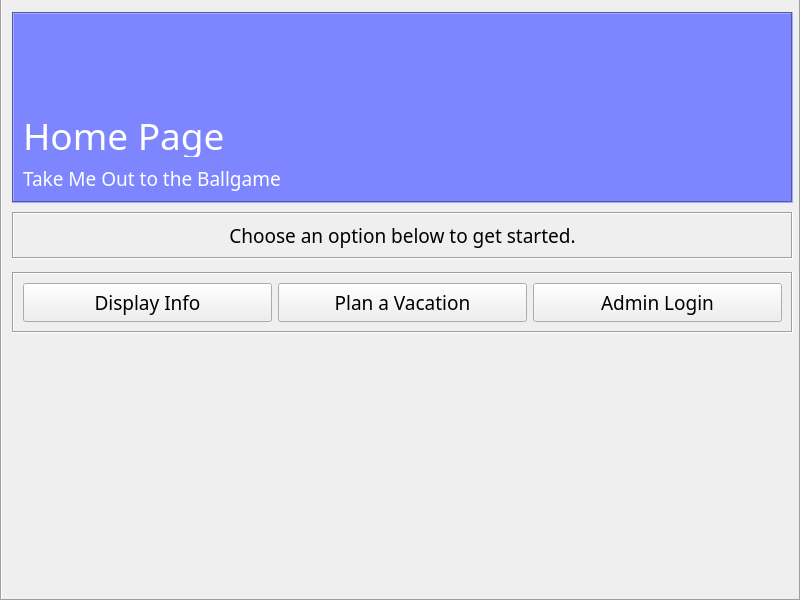
First picture: the form in mainwindow.ui, repository RSpeckles/Baseball, before the edit.
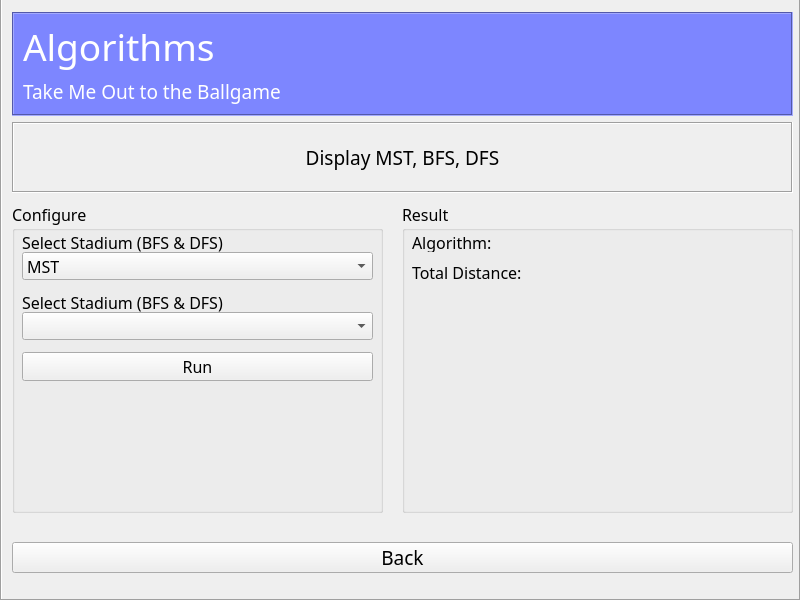
Second picture: the form after the edit. The open tabs and pages were chosen to show the change.

What changed in the file:
```diff
--- a/mainwindow.ui
+++ b/mainwindow.ui
@@ -288,6 +288,345 @@
       </layout>
      </widget>
     </widget>
+    <widget class="QWidget" name="algorithm">
+     <widget class="QGroupBox" name="groupPlanColleges_2">
+      <property name="geometry">
+       <rect>
+        <x>10</x>
+        <y>220</y>
+        <width>371</width>
+        <height>311</height>
+       </rect>
+      </property>
+      <property name="font">
+       <font>
+        <family>Bahnschrift</family>
+        <pointsize>12</pointsize>
+        <bold>false</bold>
+       </font>
+      </property>
+      <property name="title">
+       <string>Configure</string>
+      </property>
+      <widget class="QComboBox" name="comboAlgorithm">
+       <property name="geometry">
+        <rect>
+         <x>10</x>
+         <y>50</y>
+         <width>351</width>
+         <height>28</height>
+        </rect>
+       </property>
+       <item>
+        <property name="text">
+         <string>MST</string>
+        </property>
+       </item>
+       <item>
+        <property name="text">
+         <string>BFS</string>
+        </property>
+       </item>
+       <item>
+        <property name="text">
+         <string>DFS</string>
+        </property>
+       </item>
+      </widget>
+      <widget class="QLabel" name="labelSelectStadium">
+       <property name="geometry">
+        <rect>
+         <x>10</x>
+         <y>90</y>
+         <width>351</width>
+         <height>20</height>
+        </rect>
+       </property>
+       <property name="font">
+        <font>
+         <family>Bahnschrift Light</family>
+         <pointsize>12</pointsize>
+         <bold>false</bold>
+        </font>
+       </property>
+       <property name="text">
+        <string>Select Stadium (BFS &amp; DFS)</string>
+       </property>
+      </widget>
+      <widget class="QComboBox" name="comboStadium">
+       <property name="geometry">
+        <rect>
+         <x>10</x>
+         <y>110</y>
+         <width>351</width>
+         <height>28</height>
+        </rect>
+       </property>
+      </widget>
+      <widget class="QPushButton" name="buttonRunAlgorithm">
+       <property name="geometry">
+        <rect>
+         <x>10</x>
+         <y>150</y>
+         <width>351</width>
+         <height>29</height>
+        </rect>
+       </property>
+       <property name="text">
+        <string>Run</string>
+       </property>
+      </widget>
+      <widget class="QLabel" name="labelSelectStadium_2">
+       <property name="geometry">
+        <rect>
+         <x>10</x>
+         <y>30</y>
+         <width>351</width>
+         <height>20</height>
+        </rect>
+       </property>
+       <property name="font">
+        <font>
+         <family>Bahnschrift Light</family>
+         <pointsize>12</pointsize>
+         <bold>false</bold>
+        </font>
+       </property>
+       <property name="text">
+        <string>Select Stadium (BFS &amp; DFS)</string>
+       </property>
+      </widget>
+     </widget>
+     <widget class="QLabel" name="descAlgorithm">
+      <property name="enabled">
+       <bool>true</bool>
+      </property>
+      <property name="geometry">
+       <rect>
+        <x>10</x>
+        <y>140</y>
+        <width>781</width>
+        <height>71</height>
+       </rect>
+      </property>
+      <property name="font">
+       <font>
+        <family>Bahnschrift</family>
+        <pointsize>14</pointsize>
+        <italic>false</italic>
+        <fontweight>Light</fontweight>
+       </font>
+      </property>
+      <property name="styleSheet">
+       <string notr="true">color: rgb(0, 0, 0);</string>
+      </property>
+      <property name="frameShape">
+       <enum>QFrame::Box</enum>
+      </property>
+      <property name="frameShadow">
+       <enum>QFrame::Sunken</enum>
+      </property>
+      <property name="lineWidth">
+       <number>1</number>
+      </property>
+      <property name="text">
+       <string>Display MST, BFS, DFS</string>
+      </property>
+      <property name="scaledContents">
+       <bool>false</bool>
+      </property>
+      <property name="alignment">
+       <set>Qt::AlignCenter</set>
+      </property>
+      <property name="wordWrap">
+       <bool>true</bool>
+      </property>
+      <property name="margin">
+       <number>10</number>
+      </property>
+     </widget>
+     <widget class="QFrame" name="headerAlgorithm">
+      <property name="enabled">
+       <bool>true</bool>
+      </property>
+      <property name="geometry">
+       <rect>
+        <x>10</x>
+        <y>30</y>
+        <width>781</width>
+        <height>104</height>
+       </rect>
+      </property>
+      <property name="styleSheet">
+       <string notr="true">background-color: rgb(125, 134, 255);</string>
+      </property>
+      <property name="frameShape">
+       <enum>QFrame::Box</enum>
+      </property>
+      <property name="frameShadow">
+       <enum>QFrame::Sunken</enum>
+      </property>
+      <layout class="QVBoxLayout" name="verticalLayout_4">
+       <property name="spacing">
+        <number>8</number>
+       </property>
+       <item>
+        <widget class="QLabel" name="subtitleAlgorithm">
+         <property name="enabled">
+          <bool>true</bool>
+         </property>
+         <property name="font">
+          <font>
+           <family>Bahnschrift</family>
+           <pointsize>28</pointsize>
+           <italic>false</italic>
+           <fontweight>Black</fontweight>
+          </font>
+         </property>
+         <property name="acceptDrops">
+          <bool>false</bool>
+         </property>
+         <property name="styleSheet">
+          <string notr="true">color: rgb(255, 255, 255);
+background-color: rgba(255, 255, 255, 0);</string>
+         </property>
+         <property name="frameShape">
+          <enum>QFrame::NoFrame</enum>
+         </property>
+         <property name="lineWidth">
+          <number>2</number>
+         </property>
+         <property name="text">
+          <string notr="true">Algorithms</string>
+         </property>
+         <property name="wordWrap">
+          <bool>false</bool>
+         </property>
+        </widget>
+       </item>
+       <item>
+        <widget class="QLabel" name="titlePlan_2">
+         <property name="enabled">
+          <bool>true</bool>
+         </property>
+         <property name="font">
+          <font>
+           <family>Bahnschrift</family>
+           <pointsize>14</pointsize>
+           <italic>false</italic>
+           <fontweight>Light</fontweight>
+          </font>
+         </property>
+         <property name="styleSheet">
+          <string notr="true">color: rgb(255, 255, 255);
+background-color: rgba(255, 255, 255, 0);</string>
+         </property>
+         <property name="frameShape">
+          <enum>QFrame::NoFrame</enum>
+         </property>
+         <property name="lineWidth">
+          <number>2</number>
+         </property>
+         <property name="text">
+          <string>Take Me Out to the Ballgame</string>
+         </property>
+         <property name="wordWrap">
+          <bool>false</bool>
+         </property>
+         <property name="indent">
+          <number>0</number>
+         </property>
+        </widget>
+       </item>
+      </layout>
+     </widget>
+     <widget class="QPushButton" name="backAlgorithm">
+      <property name="enabled">
+       <bool>true</bool>
+      </property>
+      <property name="geometry">
+       <rect>
+        <x>10</x>
+        <y>560</y>
+        <width>781</width>
+        <height>31</height>
+       </rect>
+      </property>
+      <property name="font">
+       <font>
+        <family>Bahnschrift</family>
+        <pointsize>14</pointsize>
+        <italic>false</italic>
+        <bold>false</bold>
+       </font>
+      </property>
+      <property name="styleSheet">
+       <string notr="true">font: 14pt &quot;Bahnschrift&quot;;</string>
+      </property>
+      <property name="text">
+       <string>Back</string>
+      </property>
+     </widget>
+     <widget class="QGroupBox" name="groupPlanColleges_3">
+      <property name="geometry">
+       <rect>
+        <x>400</x>
+        <y>220</y>
+        <width>391</width>
+        <height>311</height>
+       </rect>
+      </property>
+      <property name="font">
+       <font>
+        <family>Bahnschrift</family>
+        <pointsize>12</pointsize>
+        <bold>false</bold>
+       </font>
+      </property>
+      <property name="title">
+       <string>Result</string>
+      </property>
+      <widget class="QLabel" name="labelResult">
+       <property name="geometry">
+        <rect>
+         <x>14</x>
+         <y>37</y>
+         <width>16</width>
+         <height>24</height>
+        </rect>
+       </property>
+       <property name="text">
+        <string/>
+       </property>
+      </widget>
+      <widget class="QLabel" name="labelMileage">
+       <property name="geometry">
+        <rect>
+         <x>10</x>
+         <y>60</y>
+         <width>361</width>
+         <height>20</height>
+        </rect>
+       </property>
+       <property name="text">
+        <string>Total Distance:</string>
+       </property>
+      </widget>
+      <widget class="QLabel" name="labelAlgSelected">
+       <property name="geometry">
+        <rect>
+         <x>10</x>
+         <y>30</y>
+         <width>361</width>
+         <height>20</height>
+        </rect>
+       </property>
+       <property name="text">
+        <string>Algorithm:</string>
+       </property>
+      </widget>
+     </widget>
+    </widget>
     <widget class="QWidget" name="display">
      <widget class="QFrame" name="headerDisplay">
       <property name="enabled">
```
Left out of the diff: 100 changed lines with no effect on the pictures.
